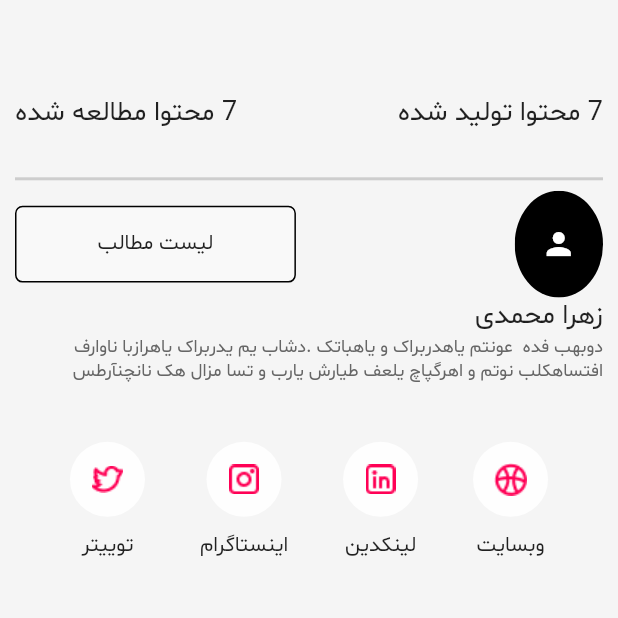
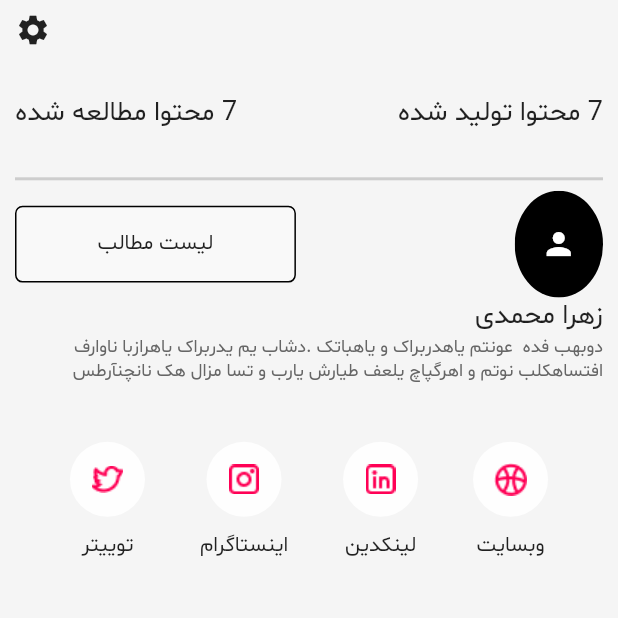
Before and after one commit to SajadRahimi1/Vebo, a Flutter app: the Profile screen opened directly, tab 2 chosen, on a phone screen of 412 x 824 dp, the top half of it. Run offline on Flutter 3.47's test engine with Material 2 defaults, Android fonts, the phone set to English and light mode, and no system bars; our stand-ins replace get.

Commit message:
Something in Profile Page changed

```diff
--- a/lib/views/screens/profile_test.dart
+++ b/lib/views/screens/profile_test.dart
@@ -20,8 +20,13 @@ class Profile extends StatelessWidget {
               child: Column(
                 children: [
                   SizedBox(
-                    height: 40,
-                  ),
+                      height: 40,
+                      child: Align(
+                        alignment: Alignment.centerLeft,
+                        child: Icon(
+                          Icons.settings,
+                        ),
+                      )),
                   Expanded(
                       flex: 1,
                       child: Row(
```
